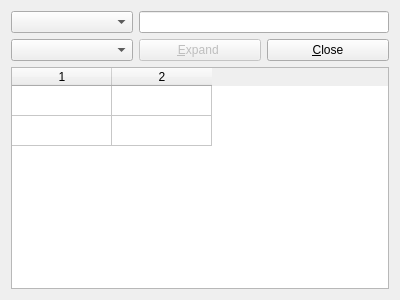
spanner888/recoll, file src/qt4gui/spell.ui: the form before one commit.
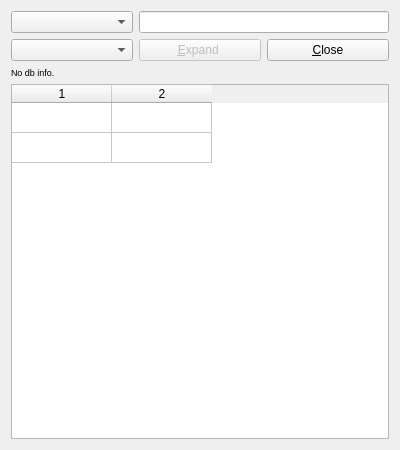
The form after the commit.

Commit message: display more complete stats in spell window

The edit to the form file:
```diff
--- a/src/qt4gui/spell.ui
+++ b/src/qt4gui/spell.ui
@@ -7,7 +7,7 @@
     <x>0</x>
     <y>0</y>
     <width>400</width>
-    <height>300</height>
+    <height>450</height>
    </rect>
   </property>
   <property name="sizePolicy">
@@ -25,7 +25,9 @@
   <property name="windowTitle">
    <string>Term Explorer</string>
   </property>
-  <layout class="QVBoxLayout">
+  <layout class="QVBoxLayout" name="verticalLayout_2">
+   <item>
+    <layout class="QVBoxLayout" name="verticalLayout">
    <item>
     <layout class="QVBoxLayout">
      <item>
@@ -82,6 +84,18 @@
      </item>
     </layout>
    </item>
+     <item>
+      <widget class="QLabel" name="statsLBL">
+       <property name="font">
+        <font>
+         <pointsize>7</pointsize>
+        </font>
+       </property>
+       <property name="text">
+        <string>No db info.</string>
+       </property>
+      </widget>
+     </item>
    <item>
     <widget class="QTableWidget" name="suggsLV">
      <property name="rowCount">
@@ -107,6 +121,8 @@
      <column/>
      <column/>
     </widget>
+     </item>
+    </layout>
    </item>
   </layout>
  </widget>
```
Lines whose indentation alone changed are shown as unchanged. The commit also changes 6 other files.
